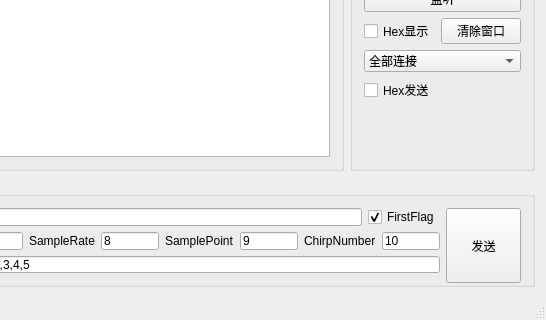
ZzzzzzS/mmLink, file mmLink_RadarSimulation/mmLink_RadarSimulation.ui: the form before one commit; both pictures show x 95 to 641 and y 177 to 497 of the 641 by 497 pixel window.
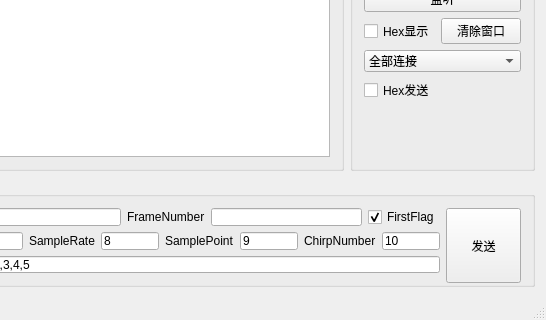
The form after the commit.

What changed in the file:
```diff
--- a/mmLink_RadarSimulation/mmLink_RadarSimulation.ui
+++ b/mmLink_RadarSimulation/mmLink_RadarSimulation.ui
@@ -188,6 +188,16 @@
                  </property>
                 </widget>
                </item>
+               <item>
+                <widget class="QLabel" name="label_9">
+                 <property name="text">
+                  <string>FrameNumber</string>
+                 </property>
+                </widget>
+               </item>
+               <item>
+                <widget class="QLineEdit" name="FrameNumber"/>
+               </item>
               </layout>
              </item>
              <item>
```
Left out of the diff: 2 changed lines with no effect on the pictures.
